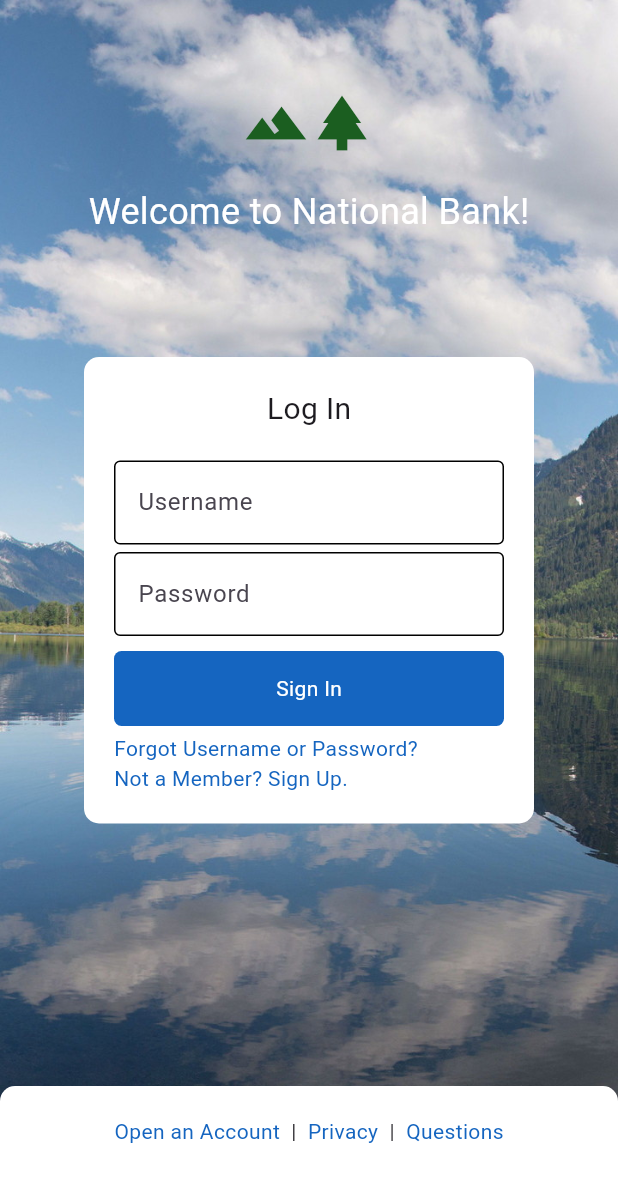
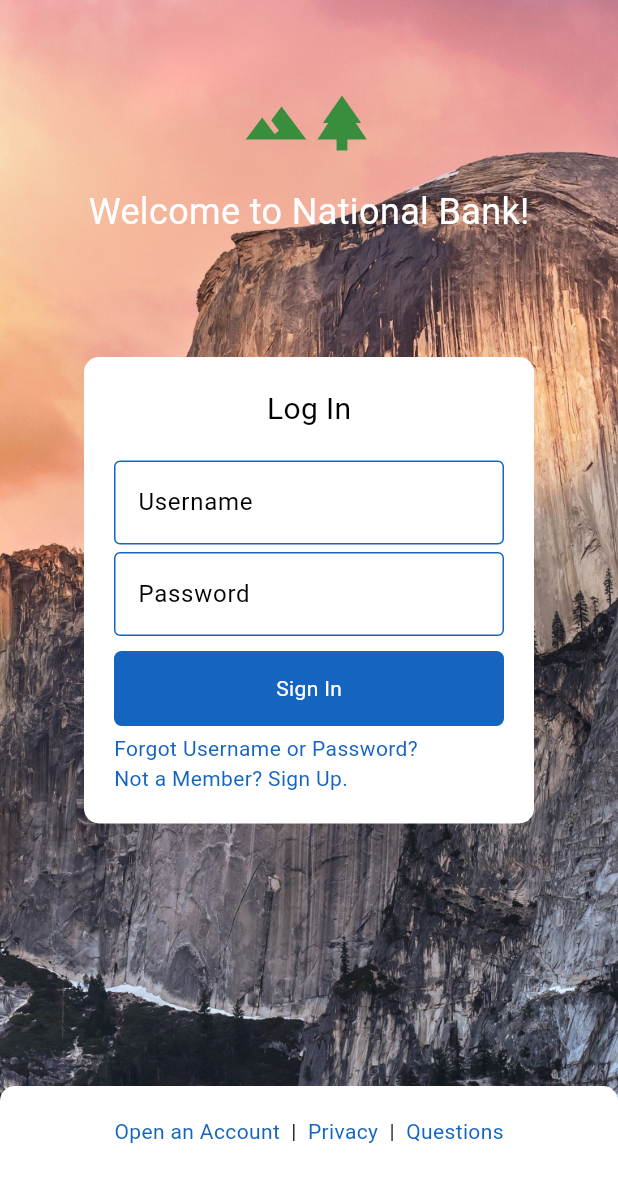
Before and after one commit to InstantPhoNoodles/Flutter-Banking-App, a Flutter app: the screen it shows after launch, on a phone screen of 412 x 824 dp. Shown: the top 1182 px of the screen. Run offline on Flutter 3.47's test engine with Material 3 defaults, Android fonts, the phone set to English and light mode, and no system bars.

Commit message:
Implemented light/dark mode for the the login page

```diff
--- a/lib/components/login_box.dart
+++ b/lib/components/login_box.dart
@@ -14,7 +14,7 @@ class LoginBox extends StatelessWidget {
       width: 300,
       padding: const EdgeInsets.all(20.0),
       decoration: BoxDecoration(
-        color: Colors.white,
+        color: Theme.of(context).colorScheme.surface,
         borderRadius: BorderRadius.circular(10.0)
       ),
 
@@ -50,8 +50,8 @@ class LoginBox extends StatelessWidget {
             children: [
               HoverText(
                 text: 'Forgot Username or Password?',
-                color: Colors.blue[800]!,
-                hoverColor: Colors.purple[800]!,
+                color: Theme.of(context).colorScheme.secondary,
+                hoverColor: Theme.of(context).colorScheme.tertiary,
                 pressColor: Colors.purple[400]!,
                 route: PlaceholderPage(),
               ),
@@ -62,8 +62,8 @@ class LoginBox extends StatelessWidget {
             children: [
               HoverText(
                 text: 'Not a Member? Sign Up.',
-                color: Colors.blue[800]!,
-                hoverColor: Colors.purple[800]!,
+                color: Theme.of(context).colorScheme.secondary,
+                hoverColor: Theme.of(context).colorScheme.tertiary,
                 pressColor: Colors.purple[400]!,
                 route: PlaceholderPage(),
               ),
--- a/lib/components/login_field.dart
+++ b/lib/components/login_field.dart
@@ -14,15 +14,16 @@ class LoginField extends StatelessWidget {
   Widget build(BuildContext context) {
     return TextField(
       obscureText: obscureText,
+      cursorColor: Colors.blue,
 
       decoration: InputDecoration(
         hintText: hintText,
 
         enabledBorder: OutlineInputBorder(
-          borderSide: BorderSide(color: Colors.black)
+          borderSide: BorderSide(color: Theme.of(context).colorScheme.secondary)
         ),
         focusedBorder: OutlineInputBorder(
-          borderSide: BorderSide(color: Colors.blue.shade900),
+          borderSide: BorderSide(color: Theme.of(context).colorScheme.tertiary),
         ),
       ),
     );
--- a/lib/components/login_footer.dart
+++ b/lib/components/login_footer.dart
@@ -10,7 +10,7 @@ class LoginFooter extends StatelessWidget {
     return Container(
       height: 200,
       decoration: BoxDecoration(
-        color: Colors.white,
+        color: Theme.of(context).colorScheme.surface,
         borderRadius: BorderRadius.circular(10.0)
       ),
 
@@ -23,24 +23,24 @@ class LoginFooter extends StatelessWidget {
             children: [
               HoverText(
                 text: 'Open an Account',
-                color: Colors.blue[800]!,
-                hoverColor: Colors.purple[800]!,
+                color: Theme.of(context).colorScheme.secondary,
+                hoverColor: Theme.of(context).colorScheme.tertiary,
                 pressColor: Colors.purple[400]!,
                 route: PlaceholderPage(),
               ),
               Text('  |  '),
               HoverText(
                 text: 'Privacy',
-                color: Colors.blue[800]!,
-                hoverColor: Colors.purple[800]!,
+                color: Theme.of(context).colorScheme.secondary,
+                hoverColor: Theme.of(context).colorScheme.tertiary,
                 pressColor: Colors.purple[400]!,
                 route: PlaceholderPage(),
               ),
               Text('  |  '),
               HoverText(
                 text: 'Questions',
-                color: Colors.blue[800]!,
-                hoverColor: Colors.purple[800]!,
+                color: Theme.of(context).colorScheme.secondary,
+                hoverColor: Theme.of(context).colorScheme.tertiary,
                 pressColor: Colors.purple[400]!,
                 route: PlaceholderPage(),
               ),
--- a/lib/main.dart
+++ b/lib/main.dart
@@ -1,3 +1,4 @@
+import 'package:banking_app/theme/theme.dart';
 import 'package:flutter/material.dart';
 import 'pages/login_page.dart';
 
@@ -14,6 +15,8 @@ class MyApp extends StatelessWidget {
       title: 'National Bank',
       debugShowCheckedModeBanner: false,
       home: const LoginPage(),
+      theme: lightMode,
+      darkTheme: darkMode,
     );
   }
 }
--- a/lib/pages/login_page.dart
+++ b/lib/pages/login_page.dart
@@ -7,6 +7,8 @@ class LoginPage extends StatelessWidget {
 
   @override
   Widget build(BuildContext context) {
+    final isDarkMode = Theme.of(context).brightness == Brightness.dark;
+
     return Scaffold(
       backgroundColor: Colors.blue[800],
       body: Stack(
@@ -14,7 +16,9 @@ class LoginPage extends StatelessWidget {
           // Background image
           Positioned.fill(
             child: Image.asset(
-              'assets/images/login_page_bg.jpeg',
+              isDarkMode
+                ? 'assets/images/loginpage_bg_dark2.jpg'
+                : 'assets/images/loginpage_bg_light3.jpg',
               fit: BoxFit.cover,
             ),
           ),
@@ -31,16 +35,15 @@ class LoginPage extends StatelessWidget {
                     Row(
                       mainAxisAlignment: MainAxisAlignment.center,
                       children: [
-                        Icon(Icons.landscape, size: 44, color: Colors.green[900]),
-                        Icon(Icons.park, size: 44, color: Colors.green[900]),
+                        Icon(Icons.landscape, size: 44, color: Colors.green.shade700),
+                        Icon(Icons.park, size: 44, color: Colors.green.shade700),
                       ],
                     ),
 
                     SizedBox(height: 20),
                     Text(
                       'Welcome to National Bank!',
-                      style: TextStyle(fontSize: 24,
-                      color: Colors.white),
+                      style: TextStyle(fontSize: 24, color: Colors.white),
                     ),
 
                     // Login Box Widget
--- /dev/null
+++ b/lib/theme/theme.dart
@@ -0,0 +1,19 @@
+import 'package:flutter/material.dart';
+
+ThemeData lightMode = ThemeData(
+  brightness: Brightness.light,
+  colorScheme: ColorScheme.light(
+    surface: Colors.white,
+    secondary: Colors.blue[800]!,
+    tertiary: Colors.purple[800]!,
+  ),
+);
+
+ThemeData darkMode = ThemeData(
+  brightness: Brightness.dark,
+  colorScheme: ColorScheme.dark(
+    surface: Colors.grey[800]!,
+    secondary: Colors.white,
+    tertiary: Colors.blue[600]!,
+  ),
+);
```
Also changed, not shown: assets/images/login_page_bg_light.jpeg (renamed from assets/images/login_page_bg.jpeg), assets/images/loginpage_bg_dark.jpg (added), assets/images/loginpage_bg_light.jpg (added), assets/images/loginpage_bg_light2.jpg (added), assets/images/loginpage_bg_light3.jpg (added), 1 other file.
